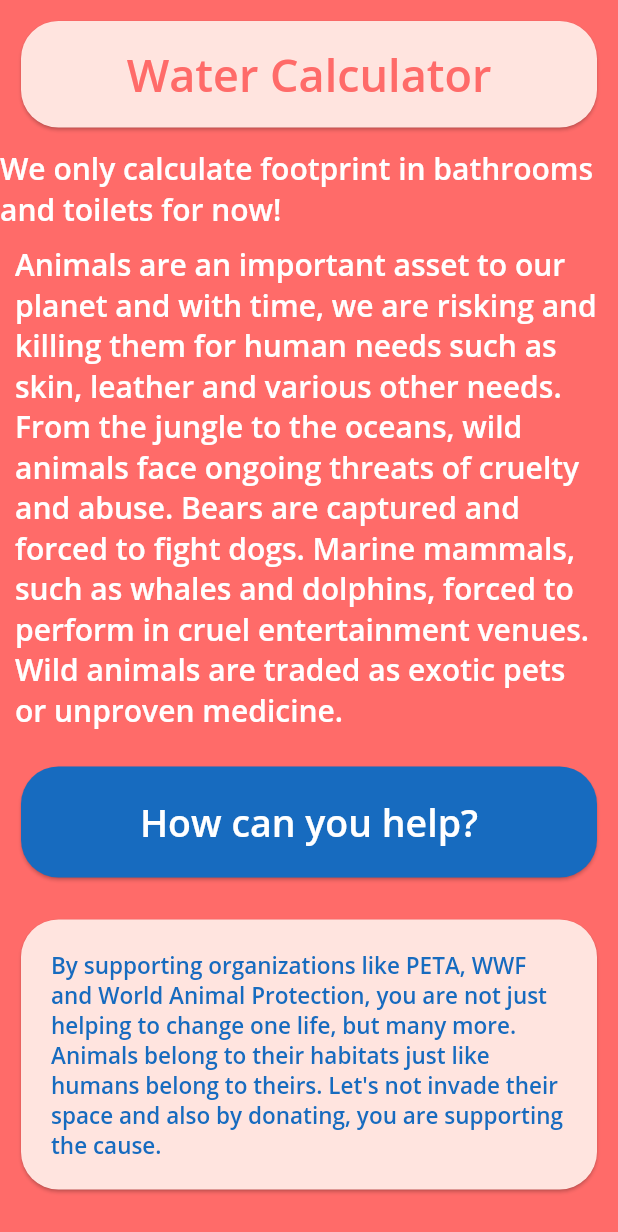
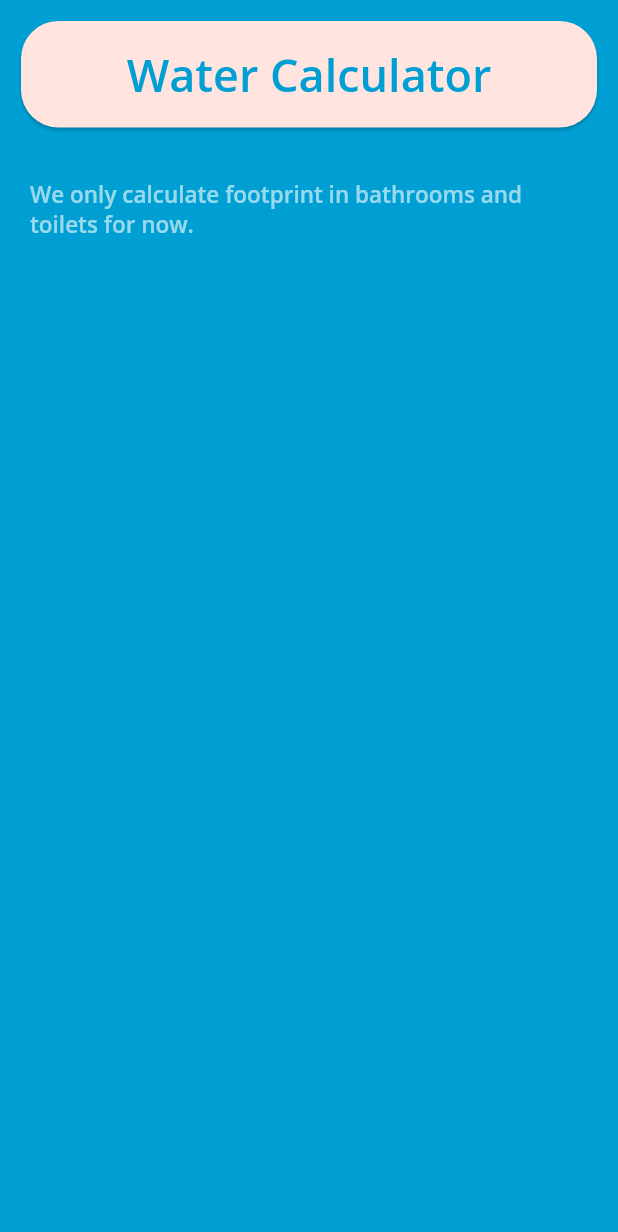
Before and after one commit to ameysunu/envirapp, a Flutter app: the screen it shows after launch, after a tap on "Water Footprint Calculator", on a phone screen of 412 x 824 dp. Shown: the top 1232 px of the screen. Run offline on Flutter 3.47's test engine with Material 2 defaults, Android fonts, the phone set to English and light mode, and no system bars; our stand-ins replace hexcolor; missing offline and left inert: achievement_view.

Commit message:
calculator added

```diff
--- a/lib/calculate.dart
+++ b/lib/calculate.dart
@@ -12,7 +12,7 @@ class _CalculateState extends State<Calculate> {
     return MaterialApp(
       debugShowCheckedModeBanner: false,
       home: Scaffold(
-        backgroundColor: Hexcolor("#FF6B69"),
+        backgroundColor: Hexcolor("#009FD3"),
         body: SingleChildScrollView(
           child: SafeArea(
             child: Column(
@@ -34,7 +34,7 @@ class _CalculateState extends State<Calculate> {
                           "Water Calculator",
                           style: TextStyle(
                             fontFamily: 'OpenSans',
-                            color: Hexcolor('#FF6B69'),
+                            color: Hexcolor('#009FD3'),
                             fontSize: 30,
                           ),
                         ),
@@ -42,70 +42,14 @@ class _CalculateState extends State<Calculate> {
                     ),
                   ),
                 ),
-                Text(
-                  "We only calculate footprint in bathrooms and toilets for now!",
-                  style: TextStyle(
-                      fontFamily: 'OpenSans',
-                      fontSize: 20,
-                      color: Colors.white),
-                ),
                 Padding(
-                  padding: const EdgeInsets.all(10.0),
+                  padding: const EdgeInsets.all(20.0),
                   child: Text(
-                    "Animals are an important asset to our planet and with time, we are risking and killing them for human needs such as skin, leather and various other needs. From the jungle to the oceans, wild animals face ongoing threats of cruelty and abuse. Bears are captured and forced to fight dogs. Marine mammals, such as whales and dolphins, forced to perform in cruel entertainment venues. Wild animals are traded as exotic pets or unproven medicine.",
+                    "We only calculate footprint in bathrooms and toilets for now.",
                     style: TextStyle(
-                      fontFamily: 'OpenSans',
-                      color: Colors.white,
-                      fontSize: 20,
-                    ),
-                  ),
-                ),
-                Padding(
-                  padding: const EdgeInsets.all(10.0),
-                  child: Card(
-                    color: Hexcolor('#176BBF'),
-                    shape: RoundedRectangleBorder(
-                      borderRadius: BorderRadius.vertical(
-                        top: Radius.circular(25.0),
-                        bottom: Radius.circular(25.0),
-                      ),
-                    ),
-                    child: Padding(
-                      padding: const EdgeInsets.all(20.0),
-                      child: Center(
-                        child: Text(
-                          "How can you help?",
-                          style: TextStyle(
-                            fontFamily: 'OpenSans',
-                            color: Colors.white,
-                            fontSize: 25,
-                          ),
-                        ),
-                      ),
-                    ),
-                  ),
-                ),
-                Padding(
-                  padding: const EdgeInsets.all(10.0),
-                  child: Card(
-                    color: Hexcolor('#FFE4DF'),
-                    shape: RoundedRectangleBorder(
-                      borderRadius: BorderRadius.vertical(
-                        top: Radius.circular(25.0),
-                        bottom: Radius.circular(25.0),
-                      ),
-                    ),
-                    child: Padding(
-                      padding: const EdgeInsets.all(20.0),
-                      child: Text(
-                        "By supporting organizations like PETA, WWF and World Animal Protection, you are not just helping to change one life, but many more. Animals belong to their habitats just like humans belong to theirs. Let's not invade their space and also by donating, you are supporting the cause.",
-                        style: TextStyle(
-                          fontFamily: 'OpenSans',
-                          fontSize: 15,
-                          color: Hexcolor('#176BBF'),
-                        ),
-                      ),
-                    ),
+                        fontFamily: 'OpenSans',
+                        fontSize: 15,
+                        color: Colors.white60),
                   ),
                 ),
               ],
```
